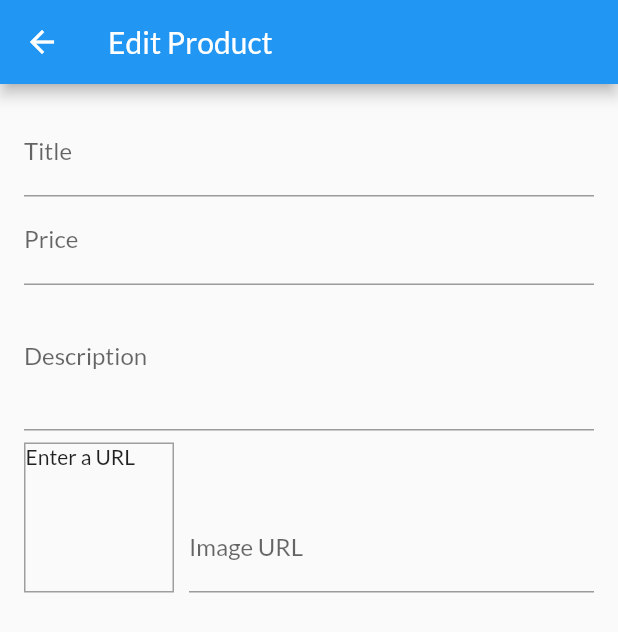
After one commit to trlong357/shop_acc, a Flutter app: the EditProductScreen screen opened by its route, on a phone screen of 412 x 824 dp. The commit adds this screen. Shown: the top 632 px of the screen. Run offline on Flutter 3.47's test engine with Material 2 defaults, Android fonts, the phone set to English and light mode, and no system bars; network calls fail.

Commit message:
adding input form

```diff
--- a/lib/main.dart
+++ b/lib/main.dart
@@ -6,6 +6,7 @@
 import 'screens/products_overview_screen.dart';
 import 'screens/order_screen.dart';
 import 'screens/user_products_creen.dart';
+import 'screens/edit_product_screen.dart';
 import 'providers/products.dart';
 import 'providers/cart.dart';
 
@@ -47,6 +48,7 @@
           CartScreen.routeName: (context) => const CartScreen(),
           OrderScreen.routeName: (context) => const OrderScreen(),
           UserProductsScreen.routeName: (context) => const UserProductsScreen(),
+          EditProductScreen.routeName: (context) => const EditProductScreen(),
         },
       ),
     );
--- /dev/null
+++ b/lib/screens/edit_product_screen.dart
@@ -0,0 +1,115 @@
+import 'package:flutter/material.dart';
+import 'package:flutter/services.dart';
+
+class EditProductScreen extends StatefulWidget {
+  const EditProductScreen({Key? key}) : super(key: key);
+  static const routeName = "/edit-product";
+
+  @override
+  State<EditProductScreen> createState() => _EditProductScreenState();
+}
+
+class _EditProductScreenState extends State<EditProductScreen> {
+  final _priceFocusNode = FocusNode();
+  final _descriptionFocusNode = FocusNode();
+  final _imageUrlController = TextEditingController();
+  final _imageUrlFocusNode = FocusNode();
+
+  @override
+  void initState() {
+    _imageUrlFocusNode.addListener(_updateImageUrl);
+    super.initState();
+  }
+
+  void _updateImageUrl() {
+    if (!_imageUrlFocusNode.hasFocus) {
+      setState(() {});
+    }
+  }
+
+  @override
+  void dispose() {
+    _priceFocusNode.dispose();
+    _descriptionFocusNode.dispose();
+    _imageUrlController.dispose();
+    _imageUrlFocusNode.dispose();
+    _imageUrlFocusNode.removeListener(_updateImageUrl);
+    super.dispose();
+  }
+
+  @override
+  Widget build(BuildContext context) {
+    return Scaffold(
+      appBar: AppBar(
+        title: const Text("Edit Product"),
+      ),
+      body: Padding(
+        padding: const EdgeInsets.all(16.0),
+        child: Form(
+            child: SingleChildScrollView(
+          child: Column(
+            children: [
+              TextFormField(
+                decoration: const InputDecoration(labelText: "Title"),
+                textInputAction: TextInputAction.next,
+                onFieldSubmitted: (_) {
+                  FocusScope.of(context).requestFocus(_priceFocusNode);
+                },
+              ),
+              TextFormField(
+                decoration: const InputDecoration(labelText: "Price"),
+                textInputAction: TextInputAction.next,
+                keyboardType: TextInputType.number,
+                focusNode: _priceFocusNode,
+                onFieldSubmitted: (_) {
+                  FocusScope.of(context).requestFocus(_descriptionFocusNode);
+                },
+              ),
+              TextFormField(
+                decoration: const InputDecoration(labelText: "Description"),
+                maxLines: 3,
+                keyboardType: TextInputType.multiline,
+              ),
+              Row(
+                crossAxisAlignment: CrossAxisAlignment.end,
+                children: [
+                  Container(
+                    width: 100,
+                    height: 100,
+                    margin: const EdgeInsets.only(
+                      top: 8,
+                      right: 10,
+                    ),
+                    decoration: BoxDecoration(
+                      border: Border.all(
+                        width: 1,
+                        color: Colors.grey,
+                      ),
+                    ),
+                    child: _imageUrlController.text.isEmpty
+                        ? const Text("Enter a URL")
+                        : FittedBox(
+                            child: Image.network(_imageUrlController.text),
+                          ),
+                  ),
+                  Expanded(
+                    child: TextFormField(
+                      decoration: const InputDecoration(labelText: 'Image URL'),
+                      keyboardType: TextInputType.url,
+                      textInputAction: TextInputAction.done,
+                      controller: _imageUrlController,
+                      onEditingComplete: () {
+                        setState(() {});
+                      },
+                      focusNode: _imageUrlFocusNode,
+                    ),
+                  )
+                ],
+              )
+            ],
+          ),
+        )),
+      ),
+    );
+  }
+}
--- a/lib/screens/user_products_creen.dart
+++ b/lib/screens/user_products_creen.dart
@@ -4,6 +4,8 @@
 
 import '../widgets/user_product_item.dart';
 import '../widgets/app_drawer.dart';
+
+import './edit_product_screen.dart';
 
 class UserProductsScreen extends StatelessWidget {
   static const routeName = '/user-products';
@@ -17,7 +19,9 @@
         title: const Text("Your products"),
         actions: [
           IconButton(
-            onPressed: () {},
+            onPressed: () {
+              Navigator.of(context).pushNamed(EditProductScreen.routeName);
+            },
             icon: const Icon(Icons.add),
           )
         ],
```
